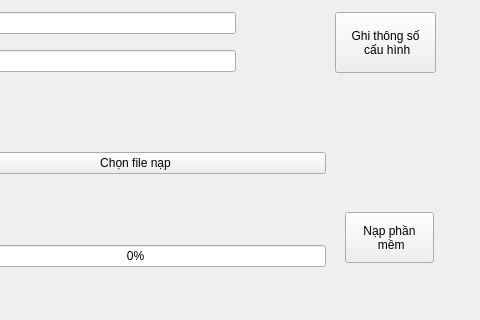
First picture: the form in views/bp.ui, repository CongPV121/SDT, before the edit; both pictures show x 165 to 645 and y 208 to 528 of the 645 by 528 pixel window.
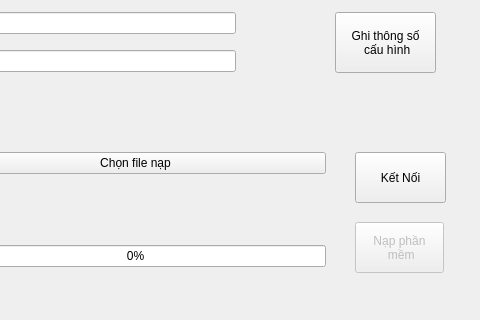
Second picture: the form after the edit.

```diff
--- a/views/bp.ui
+++ b/views/bp.ui
@@ -163,20 +163,6 @@
     </item>
    </layout>
   </widget>
-  <widget class="QPushButton" name="write_firm_ware">
-   <property name="geometry">
-    <rect>
-     <x>510</x>
-     <y>420</y>
-     <width>89</width>
-     <height>51</height>
-    </rect>
-   </property>
-   <property name="text">
-    <string>Nạp phần
- mềm</string>
-   </property>
-  </widget>
   <widget class="QPushButton" name="write_btn">
    <property name="geometry">
     <rect>
@@ -301,6 +287,36 @@
     </item>
    </layout>
   </widget>
+  <widget class="QPushButton" name="write_firm_ware">
+   <property name="enabled">
+    <bool>false</bool>
+   </property>
+   <property name="geometry">
+    <rect>
+     <x>520</x>
+     <y>430</y>
+     <width>89</width>
+     <height>51</height>
+    </rect>
+   </property>
+   <property name="text">
+    <string>Nạp phần
+ mềm</string>
+   </property>
+  </widget>
+  <widget class="QPushButton" name="connect_dut">
+   <property name="geometry">
+    <rect>
+     <x>520</x>
+     <y>360</y>
+     <width>91</width>
+     <height>51</height>
+    </rect>
+   </property>
+   <property name="text">
+    <string>Kết Nối</string>
+   </property>
+  </widget>
  </widget>
  <resources/>
  <connections/>
```
